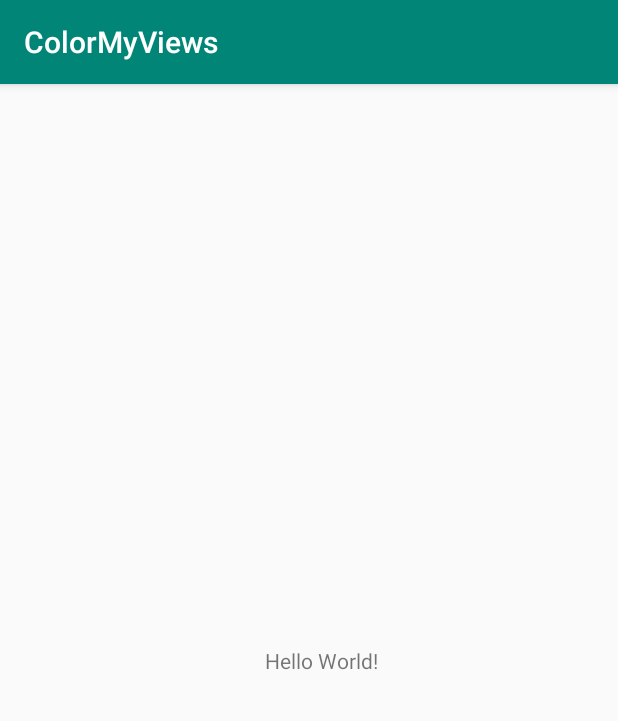
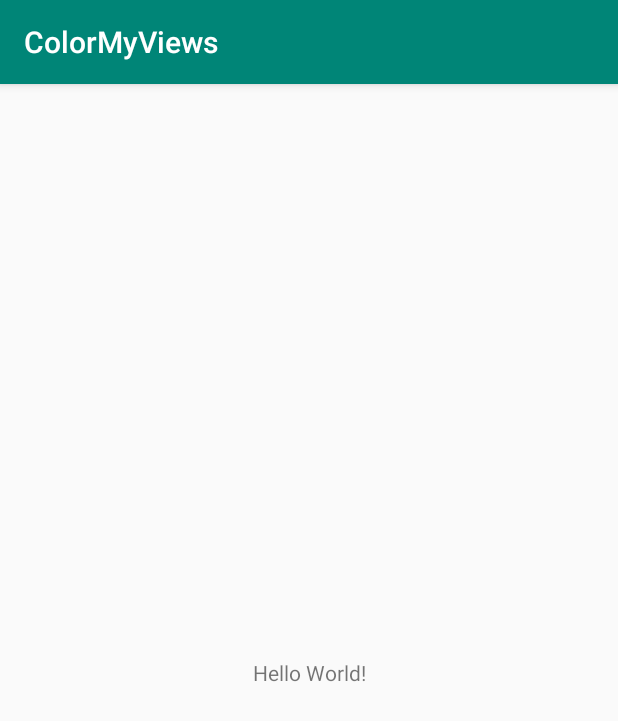
Before and after one commit to HimashiNethinikaRodrigo/ColorMyViews, an Android app: the screen it shows after launch (MainActivity), on a phone screen of 412 x 824 dp. Shown: the top 721 px of the screen. Run offline under Robolectric (Android 15) with nearby library versions, the phone set to English and light mode, and no system bars.

Commit message:
add margin

```diff
--- a/app/src/main/res/layout/activity_main.xml
+++ b/app/src/main/res/layout/activity_main.xml
@@ -9,11 +9,13 @@
     <TextView
         android:layout_width="wrap_content"
         android:layout_height="wrap_content"
+        android:layout_marginStart="@dimen/margin_wide"
+        android:layout_marginTop="@dimen/margin_wide"
+        android:layout_marginEnd="@dimen/margin_wide"
         android:text="Hello World!"
         app:layout_constraintBottom_toBottomOf="parent"
         app:layout_constraintLeft_toLeftOf="parent"
         app:layout_constraintRight_toRightOf="parent"
-        app:layout_constraintTop_toTopOf="parent"
-        android:layout_marginStart="@dimen/margin_wide"/>
+        app:layout_constraintTop_toTopOf="parent" />
 
 </androidx.constraintlayout.widget.ConstraintLayout>
```
